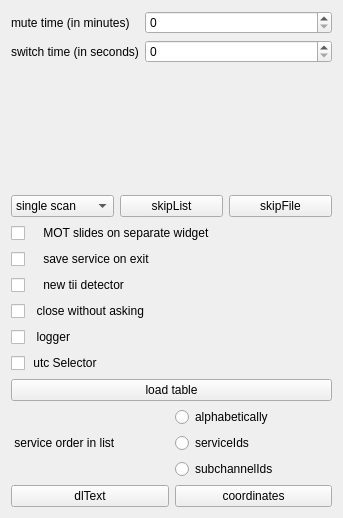
Old version of the form forms/config-helper.ui in the repository JvanKatwijk/qt-dab.
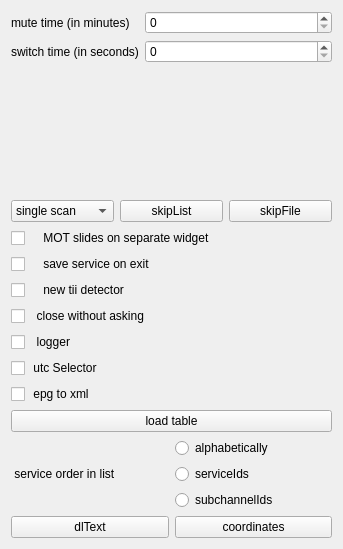
New version of the form. Custom widgets are drawn as their Qt base class.

```diff
--- a/forms/config-helper.ui
+++ b/forms/config-helper.ui
@@ -7,7 +7,7 @@
     <x>0</x>
     <y>0</y>
     <width>343</width>
-    <height>518</height>
+    <height>549</height>
    </rect>
   </property>
   <property name="windowTitle">
@@ -140,6 +140,16 @@
      </property>
     </widget>
    </item>
+   <item>
+    <widget class="QCheckBox" name="epg2xmlSelector">
+     <property name="toolTip">
+      <string>&lt;html&gt;&lt;head/&gt;&lt;body&gt;&lt;p&gt;The EPG detector has two components, one collecting data to present as &amp;quot;time table&amp;quot; for today,&lt;/p&gt;&lt;p&gt;the other one - using a library written by Julian Cable from the BBC - to generate textual xml.&lt;/p&gt;&lt;p&gt;If selected, the xml will be generated. Note howevet that we encountered at least one example&lt;/p&gt;&lt;p&gt;here the library generating the textual xml causes a crash.&lt;/p&gt;&lt;/body&gt;&lt;/html&gt;</string>
+     </property>
+     <property name="text">
+      <string> epg to xml</string>
+     </property>
+    </widget>
+   </item>
    <item>
     <widget class="QPushButton" name="loadTableButton">
      <property name="text">
```
Left out of the diff: 15 changed lines with no effect on the pictures.
